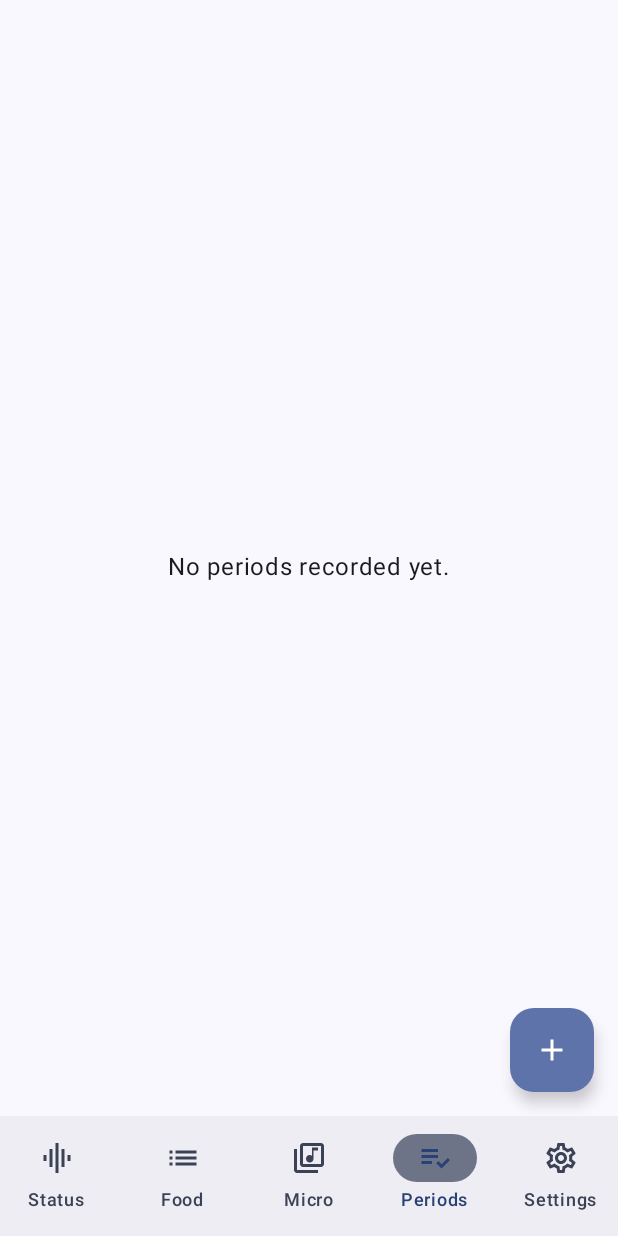
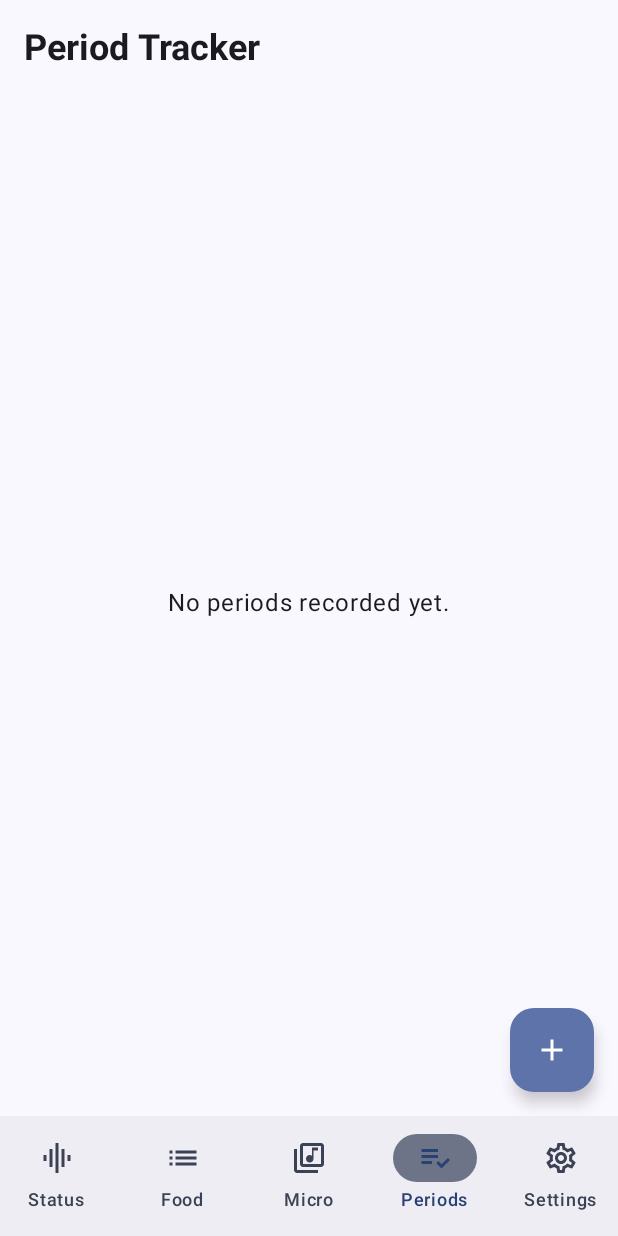
Before and after one commit to Codexyze/BiteBuddy, an Android app built with Jetpack Compose: the HomeScreen screen opened through its navigation route, item 4 of the bottom bar chosen, on a phone screen of 412 x 824 dp. Run offline under Robolectric (Android 15) with nearby library versions, the phone set to English and light mode, and no system bars; our stand-ins replace Dagger/Hilt's generated code; 4 statements that could not run were skipped.

Commit message:
refactor: improve UI structure and readability in multiple screens

```diff
--- a/BiteBuddy/app/build.gradle.kts
+++ b/BiteBuddy/app/build.gradle.kts
@@ -15,6 +15,9 @@ val admobAppId: String = project.findProperty("ADMOB_APP_ID") as? String
 
 val interstitialAdId: String = project.findProperty("INTERSTITIAL_AD_ID") as? String
     ?: throw GradleException("INTERSTITIAL_AD_ID not set in gradle.properties!")
+
+val banner_AdsId: String = project.findProperty("BANNER_AD_ID") as? String
+    ?: throw GradleException("BANNER_ADS_ID not set in gradle.properties!")
 
 android {
     namespace = "com.scrymz.bitebuddy"
--- a/BiteBuddy/app/src/main/java/com/scrymz/bitebuddy/presentation/screens/HomeScreen.kt
+++ b/BiteBuddy/app/src/main/java/com/scrymz/bitebuddy/presentation/screens/HomeScreen.kt
@@ -77,8 +77,8 @@ fun HomeScreen(navController: NavController) {
                 }
             }
         }
-    ) {
-        Box(modifier = Modifier.padding(it)){
+    ) { paddingValues ->
+        Box(modifier = Modifier.padding(paddingValues)){
             ContentScreen(navController =navController, index =  selectedindex)
         }
 
--- a/BiteBuddy/app/src/main/java/com/scrymz/bitebuddy/presentation/screens/MenstrualScreen.kt
+++ b/BiteBuddy/app/src/main/java/com/scrymz/bitebuddy/presentation/screens/MenstrualScreen.kt
@@ -107,22 +107,20 @@ fun MenstrualScreen(
         viewModel.getAllPeriodsDescending()
     }
 
-    Scaffold(
-        floatingActionButton = {
-            FloatingActionButton(onClick = {
-                editingPeriod = null
-                showDialog = true
-            }) {
-                Icon(Icons.Default.Add, contentDescription = "Add")
-            }
-        }
-    ) { paddingValues ->
+    Box(modifier = Modifier.fillMaxSize()) {
         Column(
             modifier = Modifier
                 .fillMaxSize()
-                .padding(paddingValues)
                 .padding(16.dp)
         ) {
+            // Title
+            Text(
+                text = "Period Tracker",
+                style = MaterialTheme.typography.headlineSmall.copy(fontWeight = FontWeight.Bold)
+            )
+
+            Spacer(Modifier.height(16.dp))
+
             // Filters
             FilterRow(
                 onFilterByMonth = { month, year -> viewModel.getPeriodsByMonth(month, year) },
@@ -160,6 +158,19 @@ fun MenstrualScreen(
                     }
                 }
             }
+        }
+
+        // Floating Action Button
+        FloatingActionButton(
+            onClick = {
+                editingPeriod = null
+                showDialog = true
+            },
+            modifier = Modifier
+                .align(Alignment.BottomEnd)
+                .padding(16.dp)
+        ) {
+            Icon(Icons.Default.Add, contentDescription = "Add Period")
         }
     }
 
--- a/BiteBuddy/app/src/main/java/com/scrymz/bitebuddy/presentation/screens/StatusScreen.kt
+++ b/BiteBuddy/app/src/main/java/com/scrymz/bitebuddy/presentation/screens/StatusScreen.kt
@@ -137,25 +137,20 @@ fun StatusScreen(
         }
     }
 
-    Scaffold(
-        topBar = {
-            TopAppBar(
-                title = { Text("Your Food Dashboard", fontWeight = FontWeight.Bold) },
-                navigationIcon = {
-                    IconButton(onClick = { navController.popBackStack() }) {
-                        Icon(Icons.Default.ArrowBack, contentDescription = "Back")
-                    }
-                }
-            )
-        },
-        snackbarHost = { SnackbarHost(snackbarHostState) }
-    ) { padding ->
+    Box {
         Column(
             modifier = Modifier
                 .fillMaxSize()
-                .padding(padding)
                 .padding(16.dp)
         ) {
+            // Title
+            Text(
+                text = "Your Food Dashboard",
+                style = MaterialTheme.typography.headlineSmall.copy(fontWeight = FontWeight.Bold)
+            )
+
+            Spacer(Modifier.height(16.dp))
+
             // DATE FILTER
             OutlinedTextField(
                 value = selectedDate,
@@ -209,6 +204,11 @@ fun StatusScreen(
                 isDeleting = deleteFoodState.isLoading,
                 isUpdating = upsertFoodState.isLoading
             )
+        }
+
+        // Snackbar host at the bottom
+        Box(modifier = Modifier.align(Alignment.BottomCenter)) {
+            SnackbarHost(snackbarHostState)
         }
     }
 }
```
Also changed, not shown: BiteBuddy/app/src/main/java/com/scrymz/bitebuddy/presentation/screens/MicroDetailedScreen.kt (+8 -14 lines).
